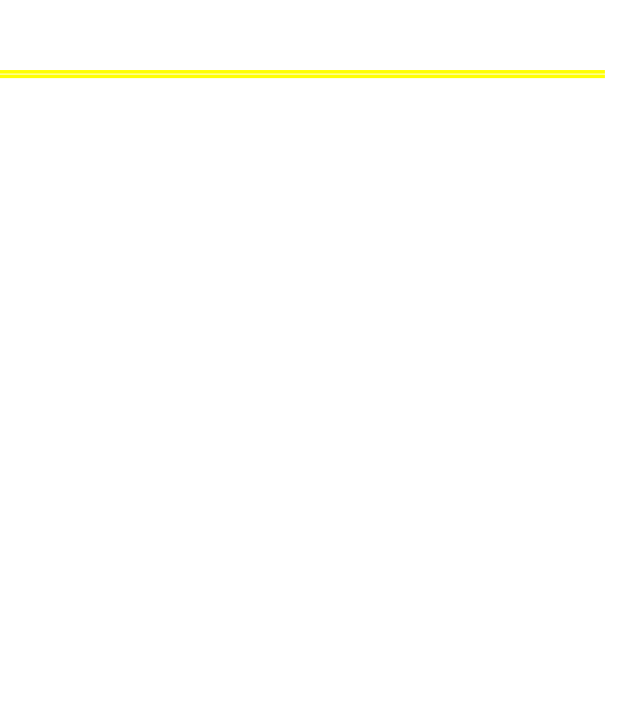
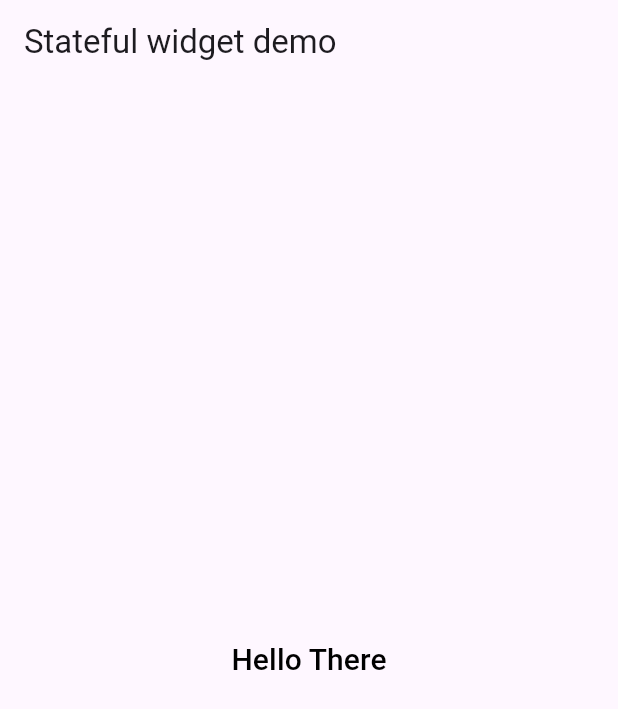
Before and after one commit to suvankar-das/flutter_widgets_demo, a Flutter app: the screen it shows after launch, on a phone screen of 412 x 824 dp. Shown: the top 709 px of the screen. Run offline on Flutter 3.47's test engine with Material 3 defaults, Android fonts, the phone set to English and light mode, and no system bars.

Commit message:
stateful widget

```diff
--- a/flutter_widgets_demo/lib/main.dart
+++ b/flutter_widgets_demo/lib/main.dart
@@ -1,23 +1,45 @@
 import 'package:flutter/material.dart';
 
 void main() {
-  runApp(const MyApp());
+  runApp(const StateFulWidgetDemo());
 }
 
-class MyApp extends StatelessWidget {
-  const MyApp({super.key});
+class StateFulWidgetDemo extends StatefulWidget {
+  const StateFulWidgetDemo({Key? key}) : super(key: key);
+
+  @override
+  State<StateFulWidgetDemo> createState() => _StateFulWidgetDemoState();
+}
+
+class _StateFulWidgetDemoState extends State<StateFulWidgetDemo> {
+  double _fontSize = 20;
+
+  void increaseSize() {
+    setState(() {
+      if (_fontSize <= 40) {
+        _fontSize += 20;
+      } else {
+        _fontSize = 20;
+      }
+    });
+  }
+
   @override
   Widget build(BuildContext context) {
     return MaterialApp(
-      title: 'Flutter Demo',
-      theme: ThemeData(
-        colorScheme: ColorScheme.fromSeed(seedColor: Colors.deepPurple),
-        useMaterial3: true,
-      ),
-      home: Container(
-        child: Text(
-          "Basic template",
-          style: TextStyle(color: Colors.white),
+      home: Scaffold(
+        appBar: AppBar(
+          title: const Text("Stateful widget demo"),
+          //backgroundColor: Colors.cyanAccent,
+        ),
+        body: Center(
+          child: TextButton(
+            onPressed: increaseSize,
+            child: Text(
+              "Hello There",
+              style: TextStyle(fontSize: _fontSize, color: Colors.black),
+            ),
+          ),
         ),
       ),
     );
```
